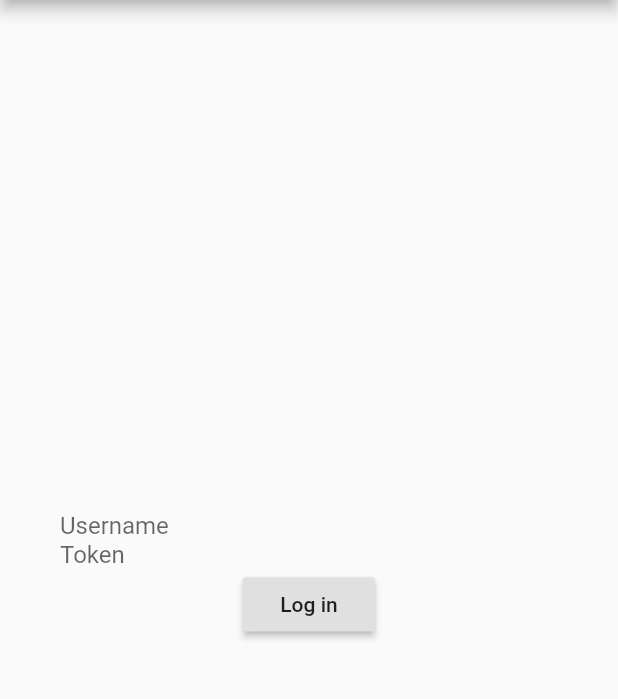
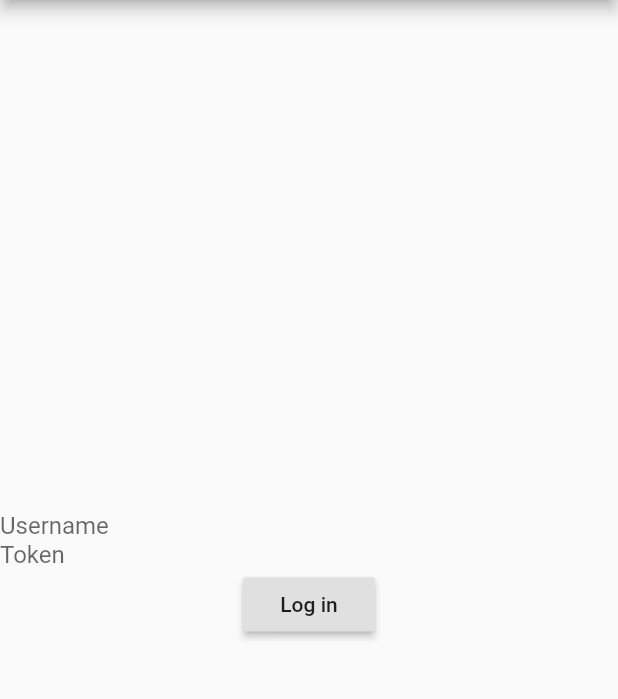
Before and after one commit to kpsroka/ptal, a Flutter app: the screen it shows after launch, on a phone screen of 412 x 824 dp, the part 84-783 px from its top. Run offline on Flutter 3.47's test engine with Material 2 defaults, Android fonts, the phone set to English and light mode, and no system bars; missing offline and left inert: flutter_flux; generated files the repository leaves out were written again.

Commit message:
Removing margin from the root container

```diff
--- a/ptal/lib/main.dart
+++ b/ptal/lib/main.dart
@@ -28,7 +28,6 @@ class Root extends StatelessWidget {
         title: Text(title),
       ),
       body: Container(
-        margin: EdgeInsets.symmetric(horizontal: 40.0),
         child: LoginForm(),
       ),
     );
```
